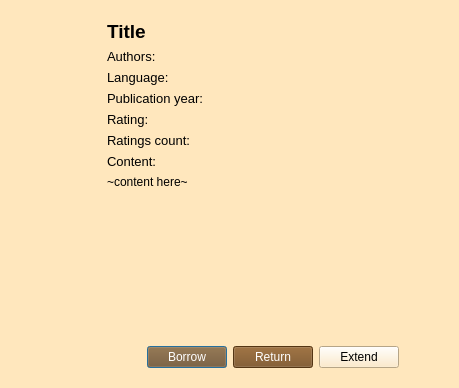
Qt form client/src/bookdetailswindow.ui (Dargoswwwe/smc-library) before a commit.
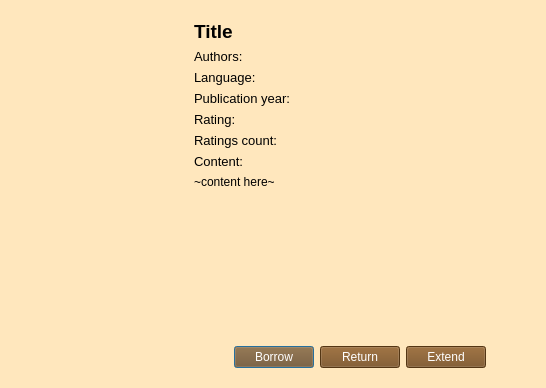
The same form after that commit. Icons and pictures are not drawn.

Commit message: Fixed countBorrowedBooks function + fixed UI Extend button

Diff of the .ui file:
```diff
--- a/client/src/bookdetailswindow.ui
+++ b/client/src/bookdetailswindow.ui
@@ -6,7 +6,7 @@
    <rect>
     <x>0</x>
     <y>0</y>
-    <width>459</width>
+    <width>546</width>
     <height>388</height>
    </rect>
   </property>
@@ -621,6 +621,11 @@
         </item>
         <item>
          <widget class="QPushButton" name="extendButton">
+          <property name="styleSheet">
+           <string notr="true">background-color: rgb(117, 75, 28);
+color: rgb(255, 255, 255);
+</string>
+          </property>
           <property name="text">
            <string>Extend</string>
           </property>
```
The commit also changes 1 other file.
